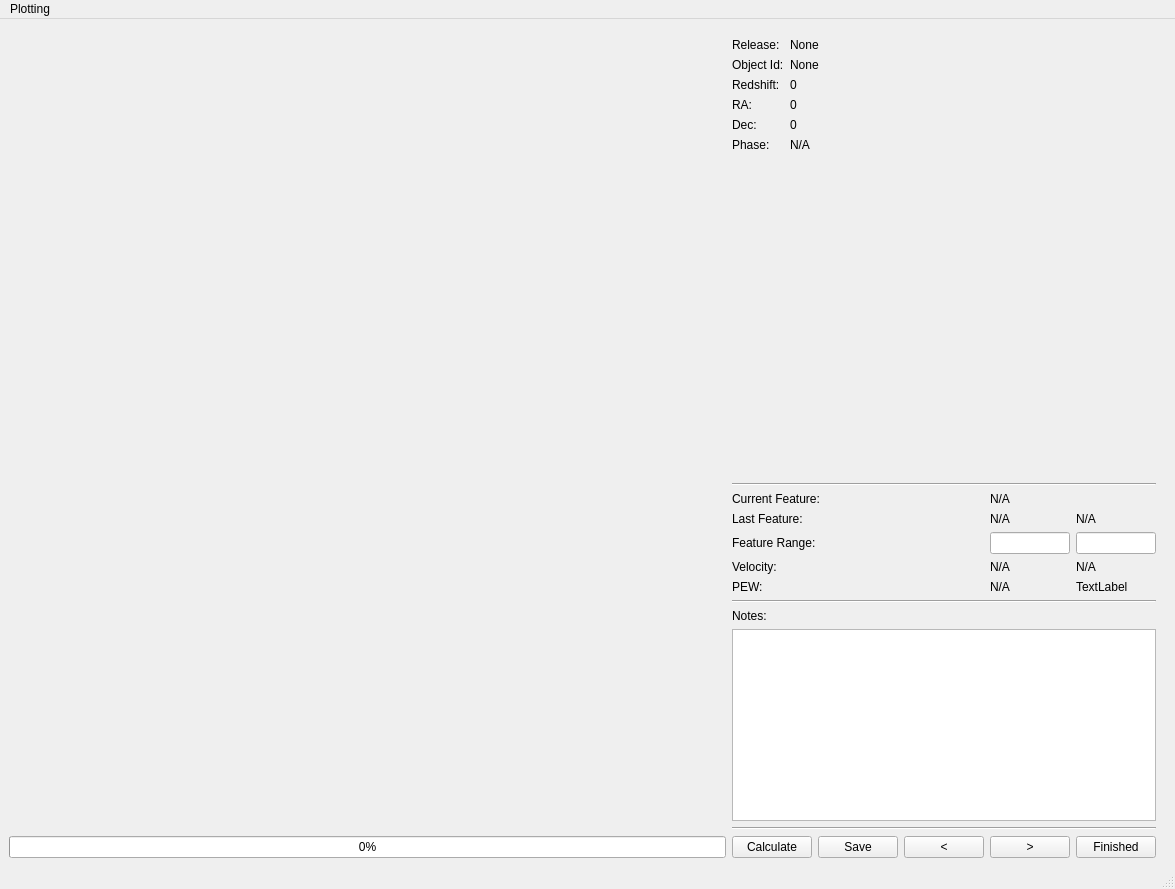
Qt form spec_analysis/app/gui_layouts/mainwindow.ui (mwvgroup/SN-Spectral-Evolution) before a commit.
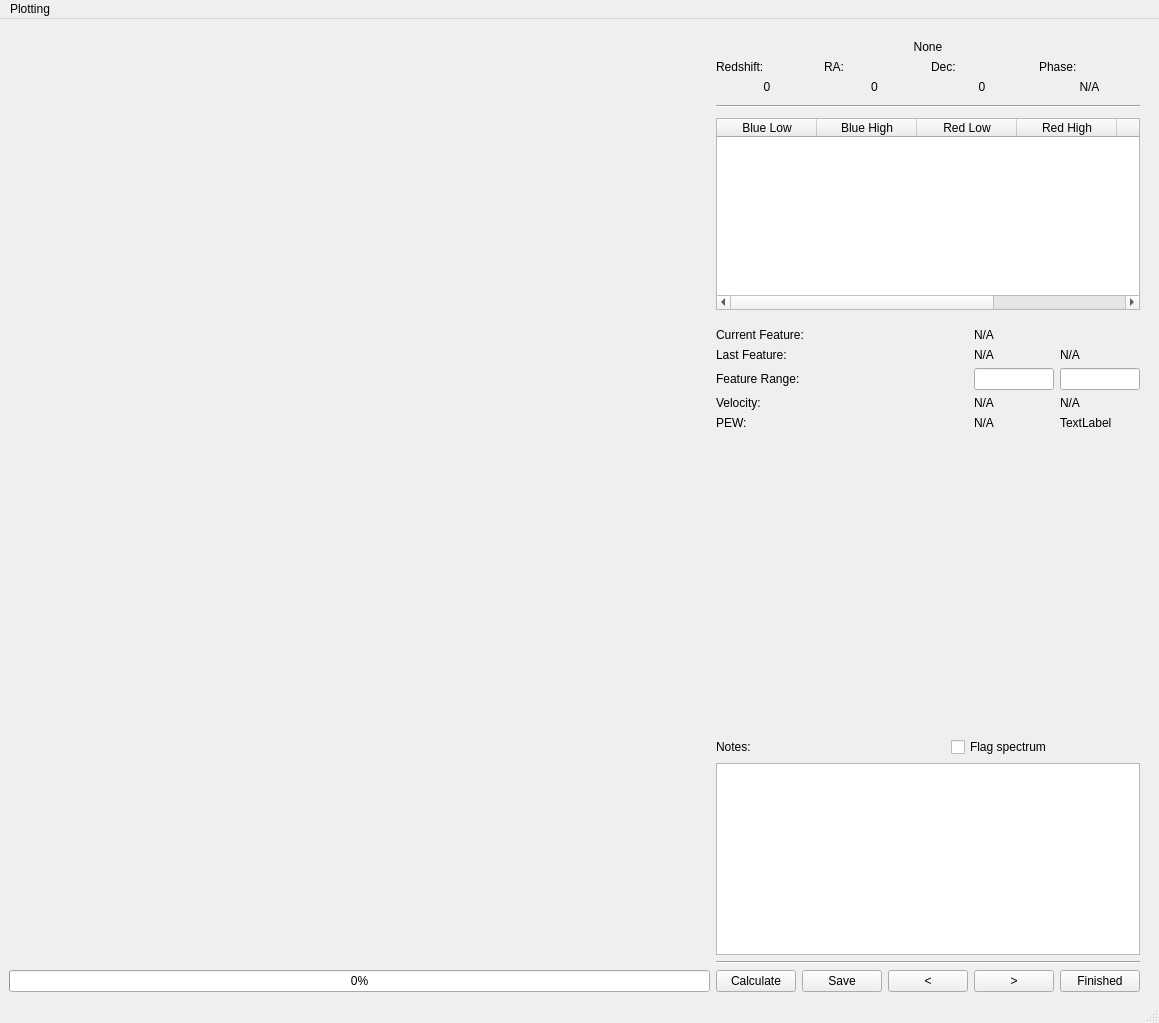
The same form after that commit. Custom widgets are drawn as their Qt base class.

Commit message: Rearranges GUI to add table for feature bounds

Diff of the .ui file:
```diff
--- a/spec_analysis/app/gui_layouts/mainwindow.ui
+++ b/spec_analysis/app/gui_layouts/mainwindow.ui
@@ -6,8 +6,8 @@
    <rect>
     <x>0</x>
     <y>0</y>
-    <width>1175</width>
-    <height>889</height>
+    <width>1159</width>
+    <height>1023</height>
    </rect>
   </property>
   <property name="windowTitle">
@@ -47,130 +47,170 @@
       </item>
       <item>
        <layout class="QVBoxLayout" name="verticalLayout_3">
+        <property name="topMargin">
+         <number>12</number>
+        </property>
         <item>
-         <layout class="QFormLayout" name="formLayout_4">
-          <property name="formAlignment">
-           <set>Qt::AlignLeading|Qt::AlignLeft|Qt::AlignTop</set>
+         <widget class="QLabel" name="current_object_id_label">
+          <property name="text">
+           <string>None</string>
           </property>
-          <property name="topMargin">
-           <number>10</number>
+          <property name="alignment">
+           <set>Qt::AlignCenter</set>
           </property>
-          <item row="0" column="0">
-           <widget class="QLabel" name="release_label">
-            <property name="text">
-             <string>Release:</string>
-            </property>
-           </widget>
-          </item>
-          <item row="0" column="1">
-           <widget class="QLabel" name="current_release_label">
-            <property name="text">
-             <string>None</string>
-            </property>
-           </widget>
-          </item>
-          <item row="1" column="0">
-           <widget class="QLabel" name="object_id_label">
-            <property name="text">
-             <string>Object Id:</string>
-            </property>
-           </widget>
-          </item>
-          <item row="2" column="0">
-           <widget class="QLabel" name="redshift_label">
-            <property name="text">
-             <string>Redshift:</string>
-            </property>
-           </widget>
-          </item>
+         </widget>
+        </item>
+        <item>
+         <layout class="QGridLayout" name="gridLayout_3">
           <item row="2" column="1">
-           <widget class="QLabel" name="current_redshift_label">
-            <property name="text">
-             <string>0</string>
-            </property>
-           </widget>
-          </item>
-          <item row="3" column="0">
            <widget class="QLabel" name="ra_label">
             <property name="text">
              <string>RA:</string>
             </property>
            </widget>
           </item>
-          <item row="3" column="1">
-           <widget class="QLabel" name="current_ra_label">
+          <item row="2" column="3">
+           <widget class="QLabel" name="phase_label">
             <property name="text">
-             <string>0</string>
+             <string>Phase:</string>
             </property>
            </widget>
           </item>
-          <item row="4" column="0">
+          <item row="2" column="2">
            <widget class="QLabel" name="dec_label">
             <property name="text">
              <string>Dec:</string>
             </property>
            </widget>
           </item>
-          <item row="4" column="1">
-           <widget class="QLabel" name="current_dec_label">
-            <property name="text">
-             <string>0</string>
-            </property>
-           </widget>
-          </item>
-          <item row="1" column="1">
-           <widget class="QLabel" name="current_object_id_label">
-            <property name="text">
-             <string>None</string>
-            </property>
-           </widget>
-          </item>
-          <item row="5" column="1">
+          <item row="3" column="3">
            <widget class="QLabel" name="current_phase_label">
             <property name="text">
              <string>N/A</string>
             </property>
+            <property name="alignment">
+             <set>Qt::AlignCenter</set>
+            </property>
            </widget>
           </item>
-          <item row="5" column="0">
-           <widget class="QLabel" name="phase_label">
+          <item row="2" column="0">
+           <widget class="QLabel" name="redshift_label">
             <property name="text">
-             <string>Phase:</string>
+             <string>Redshift:</string>
+            </property>
+           </widget>
+          </item>
+          <item row="3" column="1">
+           <widget class="QLabel" name="current_ra_label">
+            <property name="text">
+             <string>0</string>
+            </property>
+            <property name="alignment">
+             <set>Qt::AlignCenter</set>
+            </property>
+           </widget>
+          </item>
+          <item row="3" column="0">
+           <widget class="QLabel" name="current_redshift_label">
+            <property name="text">
+             <string>0</string>
+            </property>
+            <property name="alignment">
+             <set>Qt::AlignCenter</set>
+            </property>
+           </widget>
+          </item>
+          <item row="3" column="2">
+           <widget class="QLabel" name="current_dec_label">
+            <property name="text">
+             <string>0</string>
+            </property>
+            <property name="alignment">
+             <set>Qt::AlignCenter</set>
             </property>
            </widget>
           </item>
          </layout>
         </item>
         <item>
-         <spacer name="verticalSpacer">
-          <property name="orientation">
-           <enum>Qt::Vertical</enum>
+         <widget class="Line" name="line_2">
+          <property name="sizePolicy">
+           <sizepolicy hsizetype="Minimum" vsizetype="Fixed">
+            <horstretch>0</horstretch>
+            <verstretch>0</verstretch>
+           </sizepolicy>
           </property>
-          <property name="sizeHint" stdset="0">
+          <property name="minimumSize">
            <size>
-            <width>20</width>
-            <height>40</height>
+            <width>0</width>
+            <height>12</height>
            </size>
           </property>
-         </spacer>
-        </item>
-        <item>
-         <widget class="Line" name="line_1">
           <property name="orientation">
            <enum>Qt::Horizontal</enum>
           </property>
          </widget>
         </item>
+        <item>
+         <widget class="QTableWidget" name="tableWidget">
+          <property name="sizePolicy">
+           <sizepolicy hsizetype="Preferred" vsizetype="Preferred">
+            <horstretch>0</horstretch>
+            <verstretch>0</verstretch>
+           </sizepolicy>
+          </property>
+          <column>
+           <property name="text">
+            <string>Blue Low</string>
+           </property>
+          </column>
+          <column>
+           <property name="text">
+            <string>Blue High</string>
+           </property>
+          </column>
+          <column>
+           <property name="text">
+            <string>Red Low</string>
+           </property>
+          </column>
+          <column>
+           <property name="text">
+            <string>Red High</string>
+           </property>
+          </column>
+          <column>
+           <property name="text">
+            <string>Feature</string>
+           </property>
+          </column>
+          <column>
+           <property name="text">
+            <string/>
+           </property>
+          </column>
+         </widget>
+        </item>
         <item>
          <layout class="QGridLayout" name="gridLayout">
-          <item row="2" column="0">
+          <property name="topMargin">
+           <number>12</number>
+          </property>
+          <item row="1" column="0">
            <widget class="QLabel" name="last_feature_label">
             <property name="text">
              <string>Last Feature:</string>
             </property>
            </widget>
           </item>
-          <item row="3" column="1">
+          <item row="3" column="2">
+           <widget class="QLabel" name="velocity_err_label">
+            <property name="text">
+             <string>N/A</string>
+            </property>
+           </widget>
+          </item>
+          <item row="2" column="1">
            <widget class="QLineEdit" name="feature_start_le">
             <property name="sizePolicy">
              <sizepolicy hsizetype="Fixed" vsizetype="Fixed">
@@ -195,49 +235,14 @@
             </property>
            </widget>
           </item>
-          <item row="5" column="1">
+          <item row="4" column="1">
            <widget class="QLabel" name="pew_label">
             <property name="text">
              <string>N/A</string>
             </property>
            </widget>
           </item>
-          <item row="4" column="1">
-           <widget class="QLabel" name="velocity_label">
-            <property name="text">
-             <string>N/A</string>
-            </property>
-           </widget>
-          </item>
           <item row="2" column="2">
-           <widget class="QLabel" name="last_feature_end_label">
-            <property name="text">
-             <string>N/A</string>
-            </property>
-           </widget>
-          </item>
-          <item row="5" column="0">
-           <widget class="QLabel" name="label_3">
-            <property name="text">
-             <string>PEW:</string>
-            </property>
-           </widget>
-          </item>
-          <item row="1" column="1">
-           <widget class="QLabel" name="current_feature_label">
-            <property name="text">
-             <string>N/A</string>
-            </property>
-           </widget>
-          </item>
-          <item row="4" column="0">
-           <widget class="QLabel" name="label_2">
-            <property name="text">
-             <string>Velocity:</string>
-            </property>
-           </widget>
-          </item>
-          <item row="3" column="2">
            <widget class="QLineEdit" name="feature_end_le">
             <property name="sizePolicy">
              <sizepolicy hsizetype="Fixed" vsizetype="Fixed">
@@ -259,56 +264,120 @@
             </property>
            </widget>
           </item>
-          <item row="2" column="1">
+          <item row="1" column="1">
            <widget class="QLabel" name="last_feature_start_label">
             <property name="text">
              <string>N/A</string>
             </property>
            </widget>
           </item>
-          <item row="1" column="0">
-           <widget class="QLabel" name="feature_label">
-            <property name="text">
-             <string>Current Feature:</string>
-            </property>
-           </widget>
-          </item>
-          <item row="3" column="0">
+          <item row="2" column="0">
            <widget class="QLabel" name="feature_range_label">
+            <property name="layoutDirection">
+             <enum>Qt::LeftToRight</enum>
+            </property>
             <property name="text">
              <string>Feature Range:</string>
             </property>
            </widget>
           </item>
+          <item row="3" column="0">
+           <widget class="QLabel" name="label_2">
+            <property name="text">
+             <string>Velocity:</string>
+            </property>
+           </widget>
+          </item>
+          <item row="3" column="1">
+           <widget class="QLabel" name="velocity_label">
+            <property name="text">
+             <string>N/A</string>
+            </property>
+           </widget>
+          </item>
           <item row="4" column="2">
-           <widget class="QLabel" name="velocity_err_label">
-            <property name="text">
-             <string>N/A</string>
-            </property>
-           </widget>
-          </item>
-          <item row="5" column="2">
            <widget class="QLabel" name="pew_err_label">
             <property name="text">
              <string>TextLabel</string>
             </property>
            </widget>
           </item>
+          <item row="1" column="2">
+           <widget class="QLabel" name="last_feature_end_label">
+            <property name="text">
+             <string>N/A</string>
+            </property>
+           </widget>
+          </item>
+          <item row="4" column="0">
+           <widget class="QLabel" name="label_3">
+            <property name="text">
+             <string>PEW:</string>
+            </property>
+           </widget>
+          </item>
+          <item row="0" column="0">
+           <widget class="QLabel" name="label">
+            <property name="text">
+             <string>Current Feature:</string>
+            </property>
+           </widget>
+          </item>
+          <item row="0" column="1">
+           <widget class="QLabel" name="current_feat_label">
+            <property name="text">
+             <string>N/A</string>
+            </property>
+           </widget>
+          </item>
          </layout>
         </item>
         <item>
-         <widget class="Line" name="line_2">
+         <spacer name="verticalSpacer">
           <property name="orientation">
-           <enum>Qt::Horizontal</enum>
+           <enum>Qt::Vertical</enum>
           </property>
-         </widget>
+          <property name="sizeHint" stdset="0">
+           <size>
+            <width>20</width>
+            <height>40</height>
+           </size>
+          </property>
+         </spacer>
         </item>
         <item>
-         <widget class="QLabel" name="notes_label">
-          <property name="text">
-           <string>Notes:</string>
-          </property>
-         </widget>
+         <layout class="QHBoxLayout" name="horizontalLayout_7">
+          <item>
+           <widget class="QLabel" name="notes_label">
+            <property name="text">
+             <string>Notes:</string>
+            </property>
+           </widget>
+          </item>
+          <item>
+           <spacer name="horizontalSpacer">
+            <property name="orientation">
+             <enum>Qt::Horizontal</enum>
+            </property>
+            <property name="sizeType">
+             <enum>QSizePolicy::Ignored</enum>
+            </property>
+            <property name="sizeHint" stdset="0">
+             <size>
+              <width>40</width>
+              <height>20</height>
+             </size>
+            </property>
+           </spacer>
+          </item>
+          <item>
+           <widget class="QCheckBox" name="flag_checkbox">
+            <property name="text">
+             <string>Flag spectrum</string>
+            </property>
+           </widget>
+          </item>
+         </layout>
         </item>
         <item>
          <widget class="QTextEdit" name="notes_text_edit">
@@ -392,7 +461,7 @@
     <rect>
      <x>0</x>
      <y>0</y>
-     <width>1175</width>
+     <width>1159</width>
      <height>24</height>
     </rect>
    </property>
```
The commit also changes 1 other file.
